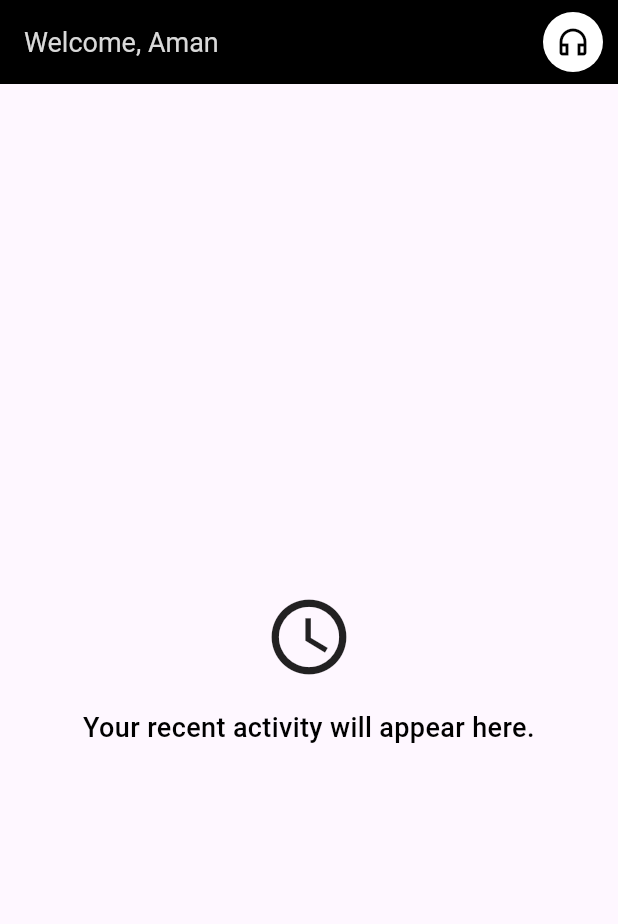
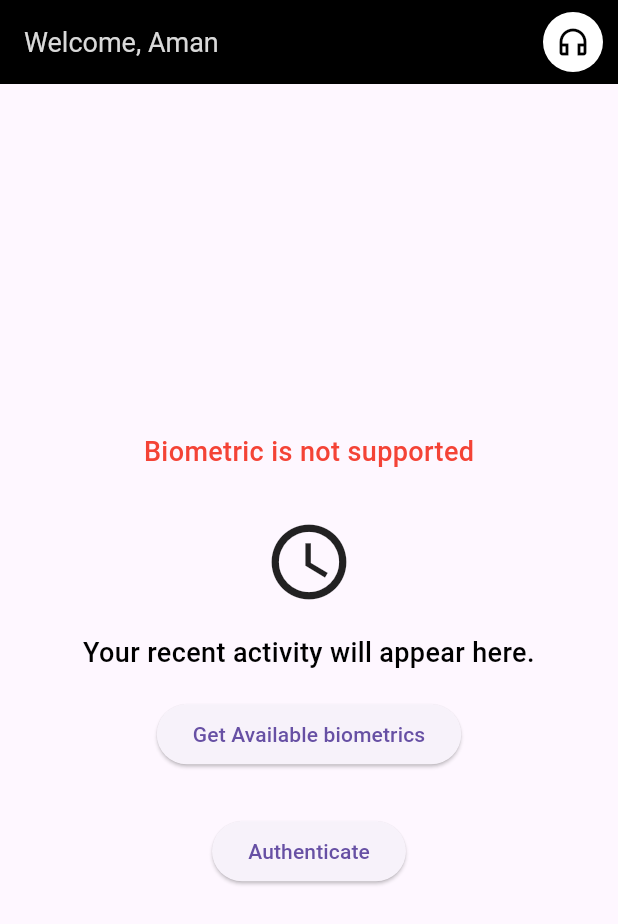
Before and after one commit to KuldeepRathor/rvaa, a Flutter app: the RecentsScreen screen opened directly, on a phone screen of 412 x 824 dp. Shown: the top 924 px of the screen. Run offline on Flutter 3.47's test engine with Material 3 defaults, Android fonts, the light colour scheme and no system bars; our stand-ins replace animated_notch_bottom_bar, firebase_auth, firebase_core, flutter_svg, get, google_sign_in and 1 more; accounts and stored records are empty.

Commit message:
biometric

```diff
--- a/lib/components/custom_bottom_nav.dart
+++ b/lib/components/custom_bottom_nav.dart
@@ -1,8 +1,10 @@
 import 'package:animated_notch_bottom_bar/animated_notch_bottom_bar/animated_notch_bottom_bar.dart';
 import 'package:flutter/material.dart';
+import 'package:local_auth/local_auth.dart';
 import 'package:rvaa_1/components/appbar.dart';
 import 'package:rvaa_1/features/homepage/view/homepage.dart';
 import 'package:rvaa_1/features/profile/view/profile_page.dart';
+import 'package:rvaa_1/features/screens/recent_screens.dart';
 
 class CustomBottomNav extends StatefulWidget {
   const CustomBottomNav({Key? key}) : super(key: key);
@@ -112,44 +114,6 @@ class _CustomBottomNavState extends State<CustomBottomNav> {
   }
 }
 
-class RecentsScreen extends StatelessWidget {
-  const RecentsScreen({Key? key}) : super(key: key);
-
-  @override
-  Widget build(BuildContext context) {
-    return const Scaffold(
-      appBar: CustomAppBar(),
-      body: Center(
-        child: Column(
-          mainAxisAlignment: MainAxisAlignment.center,
-          children: [
-            Hero(
-              tag: "clock",
-              child: Icon(
-                Icons.access_time,
-                size: 60,
-              ),
-            ),
-            SizedBox(
-              height: 30,
-            ),
-            Text(
-              'Your recent activity will appear here.',
-              textAlign: TextAlign.center,
-              style: TextStyle(
-                color: Colors.black,
-                fontSize: 18,
-                fontWeight: FontWeight.w500,
-                height: 0.08,
-              ),
-            )
-          ],
-        ),
-      ),
-    );
-  }
-}
-
 // class Page2 extends StatelessWidget {
 //   const Page2({Key? key}) : super(key: key);
 
--- a/lib/features/homepage/view/device_page.dart
+++ b/lib/features/homepage/view/device_page.dart
@@ -277,14 +277,16 @@ class _DevicePageState extends State<DevicePage> {
                             child: Column(
                               children: [
                                 Container(
-                                  // height: 100,
-                                  // width: 100,
+                                  height: 85,
+                                  width: 125,
                                   decoration: BoxDecoration(
                                     borderRadius: BorderRadius.circular(14),
                                     color: Colors.white,
                                   ),
                                   child: Image.asset(
+                                    // height: 85,
                                     'assets/images/location.png',
+                                    fit: BoxFit.contain,
                                   ),
                                 ),
                                 SizedBox(
--- /dev/null
+++ b/lib/features/screens/biometric_screen.dart
@@ -0,0 +1,10 @@
+import 'package:flutter/material.dart';
+
+class BiometricScreen extends StatelessWidget {
+  const BiometricScreen({super.key});
+
+  @override
+  Widget build(BuildContext context) {
+    return const Placeholder();
+  }
+}
--- /dev/null
+++ b/lib/features/screens/recent_screens.dart
@@ -0,0 +1,135 @@
+import 'package:flutter/material.dart';
+import 'package:flutter/services.dart';
+import 'package:local_auth/local_auth.dart';
+import 'package:rvaa_1/components/appbar.dart';
+import 'package:rvaa_1/features/screens/biometric_screen.dart';
+
+class RecentsScreen extends StatefulWidget {
+  const RecentsScreen({Key? key}) : super(key: key);
+
+  @override
+  State<RecentsScreen> createState() => _RecentsScreenState();
+}
+
+class _RecentsScreenState extends State<RecentsScreen> {
+  late final LocalAuthentication auth;
+  bool _supportState = false;
+
+  @override
+  void initState() {
+    // TODO: implement initState
+    super.initState();
+    auth = LocalAuthentication();
+    auth.isDeviceSupported().then((bool isSupported) => setState(() {
+          _supportState = isSupported;
+        }));
+  }
+
+  @override
+  Widget build(BuildContext context) {
+    return Scaffold(
+      appBar: const CustomAppBar(),
+      body: Center(
+        child: Column(
+          mainAxisAlignment: MainAxisAlignment.center,
+          children: [
+            if (_supportState)
+              const Text(
+                'Biometric is supported',
+                style: TextStyle(
+                  fontSize: 18,
+                  fontWeight: FontWeight.w500,
+                  color: Colors.green,
+                ),
+              )
+            else
+              const Text(
+                'Biometric is not supported',
+                style: TextStyle(
+                  fontSize: 18,
+                  fontWeight: FontWeight.w500,
+                  color: Colors.red,
+                ),
+              ),
+            const SizedBox(
+              height: 30,
+            ),
+            const Hero(
+              tag: "clock",
+              child: Icon(
+                Icons.access_time,
+                size: 60,
+              ),
+            ),
+            const SizedBox(
+              height: 30,
+            ),
+            const Text(
+              'Your recent activity will appear here.',
+              textAlign: TextAlign.center,
+              style: TextStyle(
+                color: Colors.black,
+                fontSize: 18,
+                fontWeight: FontWeight.w500,
+                height: 0.08,
+              ),
+            ),
+            const SizedBox(
+              height: 30,
+            ),
+            ElevatedButton(
+              onPressed: _getAvailableBiometrics,
+              child: const Text(
+                "Get Available biometrics",
+              ),
+            ),
+            const SizedBox(
+              height: 30,
+            ),
+            ElevatedButton(
+              onPressed: _authenticate,
+              child: const Text(
+                "Authenticate",
+              ),
+            ),
+            // TextButton(
+            //   onPressed: () {
+            //     MaterialPageRoute(
+            //       builder: (context) => const BiometricScreen(),
+            //     );
+            //   },
+            //   child: const Text(
+            //     "Biometric",
+            //   ),
+            // ),
+          ],
+        ),
+      ),
+    );
+  }
+
+  Future<void> _authenticate() async {
+    try {
+      bool authenticated = await auth.authenticate(
+        localizedReason: "Authenticate for biometric access",
+        options: const AuthenticationOptions(
+          stickyAuth: true,
+          biometricOnly: true,
+        ),
+      );
+      debugPrint("Authenticated: $authenticated");
+    } on PlatformException catch (e) {
+      debugPrint(e.toString());
+    }
+  }
+
+  Future<void> _getAvailableBiometrics() async {
+    List<BiometricType> availableBiometrics =
+        await auth.getAvailableBiometrics();
+    debugPrint("List of available biometrics: $availableBiometrics");
+
+    if (!mounted) {
+      return;
+    }
+  }
+}
--- a/lib/main.dart
+++ b/lib/main.dart
@@ -2,6 +2,7 @@ import 'package:firebase_core/firebase_core.dart';
 import 'package:flutter/material.dart';
 import 'package:flutter/services.dart';
 import 'package:get/get.dart';
+import 'package:local_auth/local_auth.dart';
 import 'package:rvaa_1/features/splashscreen/splash_screen.dart';
 import 'package:rvaa_1/firebase_options.dart';
 
@@ -10,6 +11,7 @@ Future<void> main() async {
   await Firebase.initializeApp(
     options: DefaultFirebaseOptions.currentPlatform,
   );
+
   runApp(const MyApp());
 }
 
--- a/pubspec.yaml
+++ b/pubspec.yaml
@@ -44,6 +44,7 @@ dependencies:
   google_sign_in: ^6.2.1
   firebase_auth: ^4.16.0
   cloud_firestore: ^4.14.0
+  local_auth: ^2.2.0
 
 dev_dependencies:
   flutter_test:
```
Also changed, not shown: flutter_01.png (added), pubspec.lock, 4 other files.
